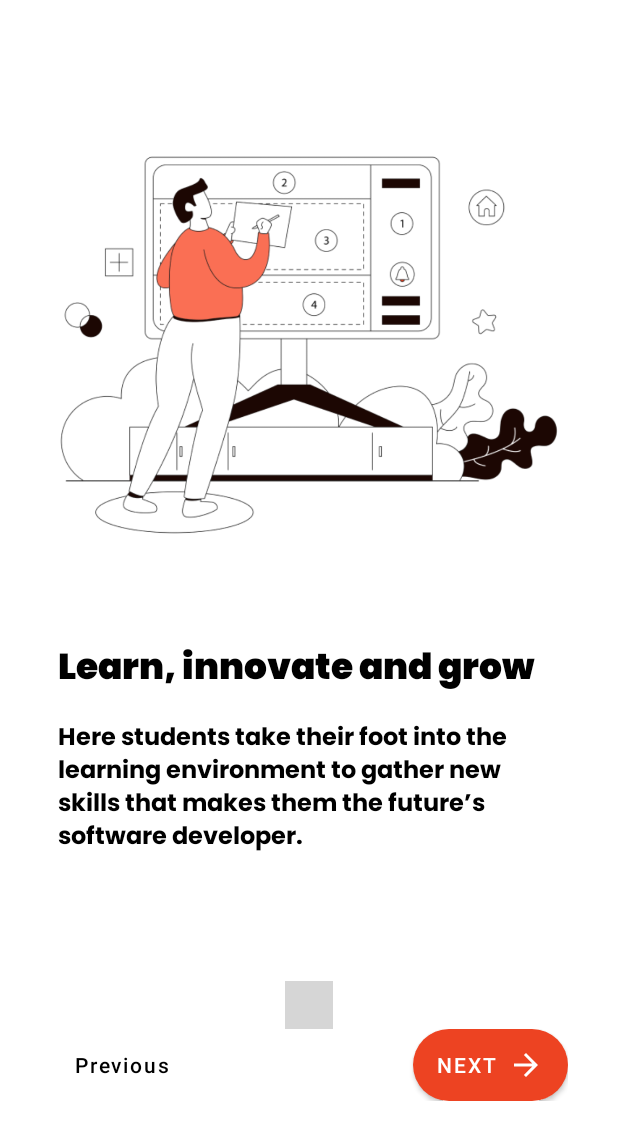
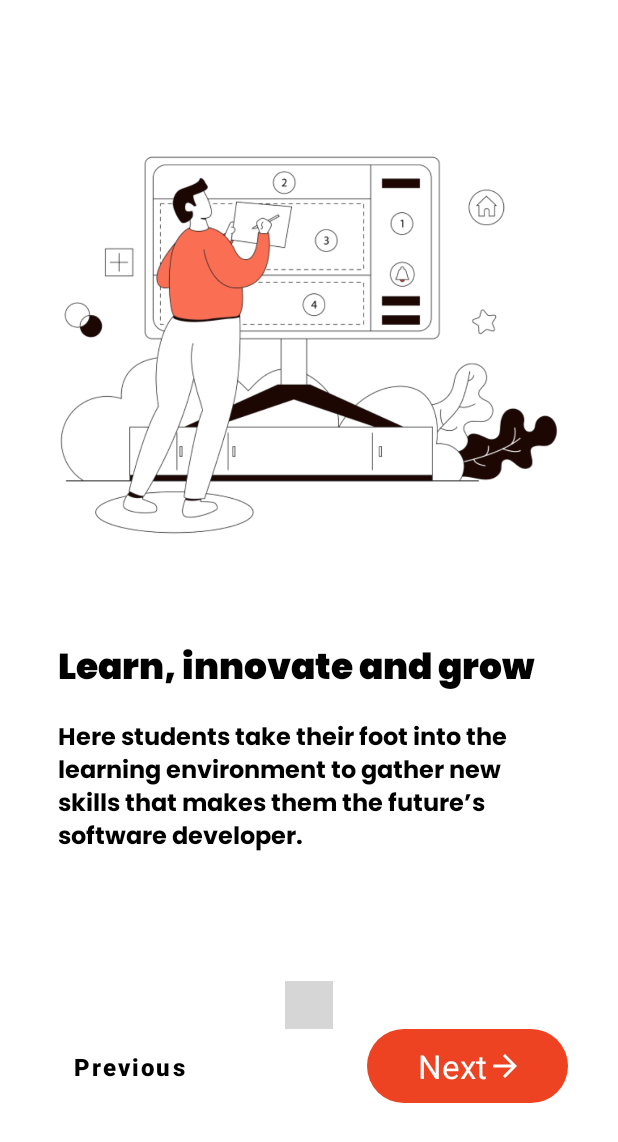
Before and after one commit to Codigo-Plataforma/CodigoPlataformaV2App, an Android app: the On_Boarding_Screen screen opened directly, with no data from a screen before it, on a phone screen of 412 x 824 dp. Shown: the top 1142 px of the screen. Run offline under Robolectric (Android 15) with nearby library versions, the phone set to English and light mode, and no system bars; libraries missing offline, so code that uses them is left out: com.tbuonomo.viewpagerdotsindicator; plain views replace DotsIndicator; 2 statements that could not run were skipped; grey boxes are pictures that could not be loaded.

Commit message:
made the btn change to signup when view pager on on boarding reaches last page

```diff
--- a/app/build.gradle
+++ b/app/build.gradle
@@ -41,7 +41,7 @@ dependencies {
     testImplementation 'junit:junit:4.13.2'
     androidTestImplementation 'androidx.test.ext:junit:1.1.3'
     androidTestImplementation 'androidx.test.espresso:espresso-core:3.4.0'
-
+    //dot indicator dependency
     implementation("com.tbuonomo:dotsindicator:4.3")
 
 }
--- a/app/src/main/java/com/example/codigoplataformav2/On_Boarding_Screen.java
+++ b/app/src/main/java/com/example/codigoplataformav2/On_Boarding_Screen.java
@@ -22,7 +22,9 @@ public class On_Boarding_Screen extends AppCompatActivity {
     ViewPager slideViewPager;
     DotsIndicator dotLayout;
 
-    Button backbtn, nextbtn;
+    Button backbtn;
+    TextView nextbtn;
+    boolean gourav = false;
 
     TextView[] dots;
 
@@ -37,11 +39,13 @@ public class On_Boarding_Screen extends AppCompatActivity {
         backbtn = findViewById(R.id.btn_previous);
         nextbtn = findViewById(R.id.btn_next_signup);
 
+
         backbtn.setOnClickListener(new View.OnClickListener() {
             @Override
             public void onClick(View v) {
 
                 if(getitem(0) > 0) {
+                    reverttext();
                     slideViewPager.setCurrentItem(getitem(-1), true);
                 }
                 else if(getitem(0) == 0){
@@ -56,16 +60,24 @@ public class On_Boarding_Screen extends AppCompatActivity {
             @Override
             public void onClick(View v) {
 
-                if (getitem(0) < 2){
+                if (getitem(0) == 0){
                     slideViewPager.setCurrentItem(getitem(+1), true);
-                }
-                else if (getitem(0) == 2){
+
+                } else if (getitem(0) == 1) {
+                    slideViewPager.setCurrentItem(getitem(+1), true);
+                    settext();
+
+                } else if (getitem(0) == 2){
                     Intent i = new Intent(On_Boarding_Screen.this, Sign_Up.class);
                     startActivity(i);
                     finish();
                 }
             }
         });
+
+        if(gourav){
+            nextbtn.setText(R.string.signup);
+        }
 
         slideViewPager = (ViewPager) findViewById(R.id.slide_view_pager);
         dotLayout = (DotsIndicator) findViewById(R.id.dot_indicator);
@@ -122,4 +134,7 @@ public class On_Boarding_Screen extends AppCompatActivity {
     private int getitem (int i){
         return slideViewPager.getCurrentItem() + i;
     }
+    private void settext (){ nextbtn.setText(R.string.signup);}
+
+    private void reverttext (){ nextbtn.setText(R.string.next);}
 }
--- a/app/src/main/res/layout/activity_on_boarding_screen.xml
+++ b/app/src/main/res/layout/activity_on_boarding_screen.xml
@@ -32,7 +32,7 @@
             android:layout_height="wrap_content"
             app:dotsColor="@color/dark_grey"
             android:layout_gravity="center"
-            android:paddingBottom="10dp"
+            android:paddingBottom="20dp"
             app:dotsCornerRadius="8dp"
             app:dotsSize="16dp"
             app:dotsSpacing="6dp"
@@ -54,6 +54,8 @@
                 android:layout_height="wrap_content"
                 android:background="#00000000"
                 android:textAllCaps="false"
+                android:textStyle="bold"
+                android:textSize="16dp"
                 android:text="@string/previous"
                 android:textColor="@color/black">
 
@@ -62,15 +64,26 @@
                 android:layout_width="wrap_content"
                 android:layout_weight="1">
             </View>
-            <Button
+            <TextView
                 android:id="@+id/btn_next_signup"
                 android:layout_width="wrap_content"
                 android:layout_height="wrap_content"
+                android:layout_gravity="center"
+                android:gravity="center"
+                android:paddingTop="10dp"
+                android:paddingBottom="10dp"
+                android:paddingRight="30dp"
+                android:paddingLeft="34dp"
+                android:textSize="22dp"
+                android:textColor="@color/white"
+                android:textAllCaps="false"
+                android:contentDescription="name is btn but it is actually a tv"
+                android:text="@string/next"
                 android:background="@drawable/next_and_go_to_signup_btn"
-                android:text="@string/next"
                 android:drawableRight="@drawable/foreward_arrow_white">
 
-            </Button>
+            </TextView>
+
         </LinearLayout>
 
     </LinearLayout>
```
